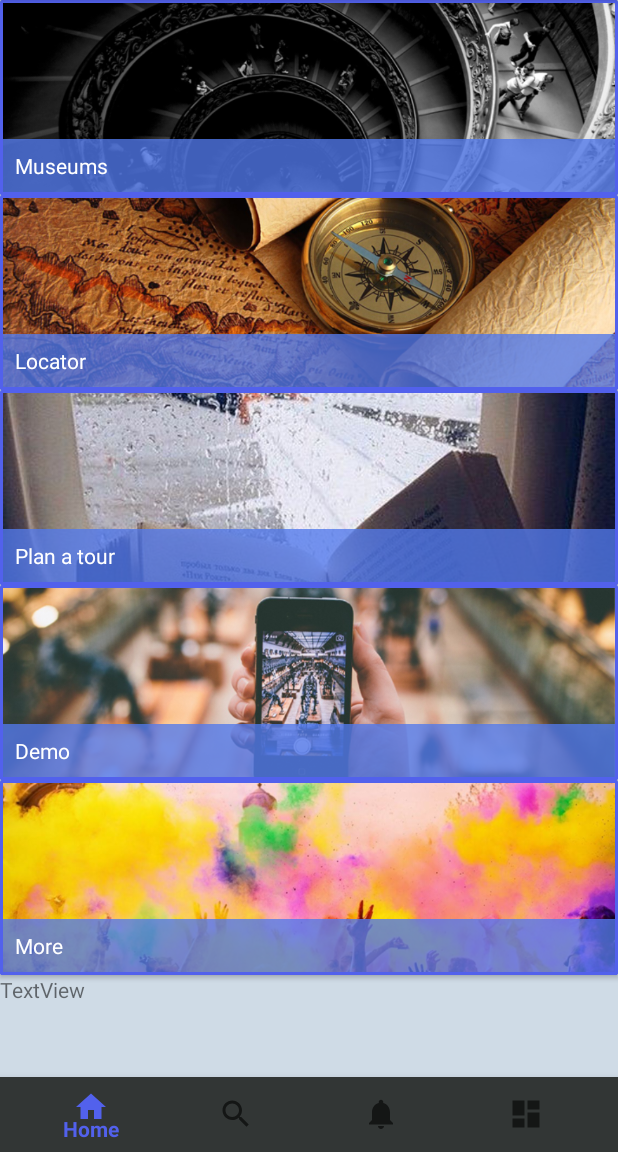
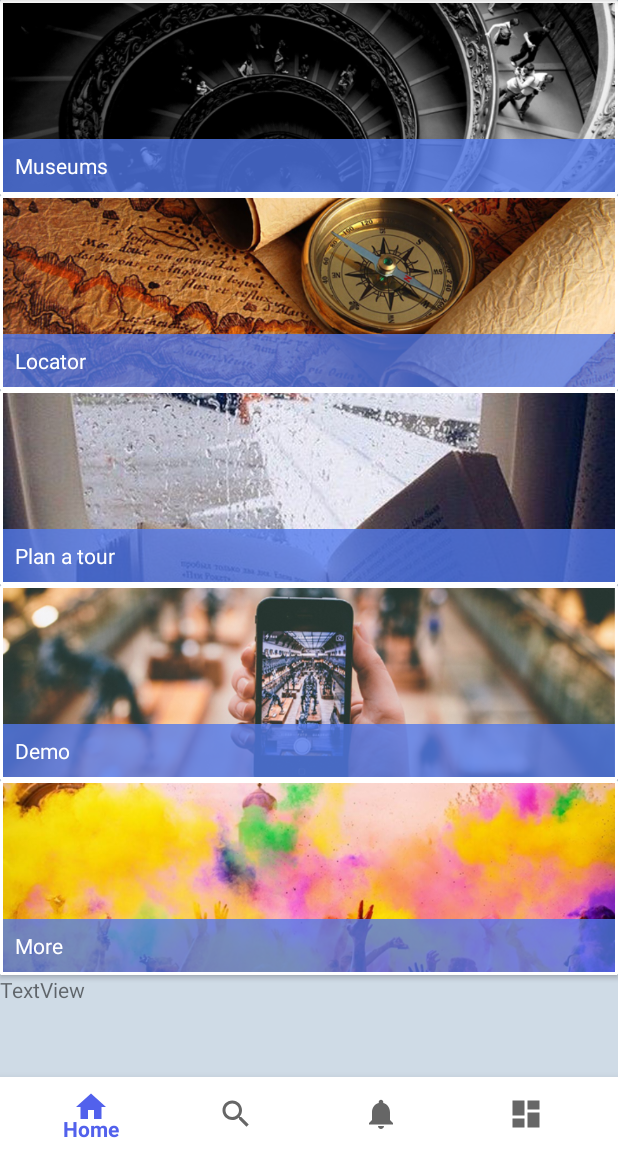
Before and after one commit to justin1093/Museum-of-Art-v-2.0, an Android app: the screen it shows after launch (MainActivity), on a phone screen of 412 x 824 dp, the part 84-1236 px from its top. Run offline under Robolectric (Android 15) with nearby library versions, the phone set to English and light mode, and no system bars.

Commit message:
Modification 1.0

```diff
--- a/MuseumofArts/app/src/main/res/layout/activity_locator.xml
+++ b/MuseumofArts/app/src/main/res/layout/activity_locator.xml
@@ -54,5 +54,11 @@
 
         </RelativeLayout>
 
+        <include
+            android:id="@+id/news_title"
+            layout="@layout/bottom_menu"
+            android:layout_width="match_parent"
+            android:layout_height="match_parent" />
+
     </android.support.v7.widget.CardView>
 </RelativeLayout>
--- a/MuseumofArts/app/src/main/res/layout/activity_museum_main.xml
+++ b/MuseumofArts/app/src/main/res/layout/activity_museum_main.xml
@@ -27,7 +27,7 @@
                     android:layout_width="match_parent"
                     android:layout_height="130dp"
                     android:layout_gravity="bottom"
-                    card_view:cardBackgroundColor="@color/colorPrimary"
+                    card_view:cardBackgroundColor="#ffff"
                     card_view:cardCornerRadius="1dp"
                     card_view:cardElevation="2dp"
                     card_view:contentPadding="2dp">
@@ -64,7 +64,7 @@
                     android:layout_width="match_parent"
                     android:layout_height="130dp"
                     android:layout_gravity="bottom"
-                    card_view:cardBackgroundColor="@color/colorPrimary"
+                    card_view:cardBackgroundColor="#ffff"
                     card_view:cardCornerRadius="1dp"
                     card_view:cardElevation="2dp"
                     card_view:contentPadding="2dp">
@@ -100,7 +100,7 @@
                     android:layout_width="match_parent"
                     android:layout_height="130dp"
                     android:layout_gravity="bottom"
-                    card_view:cardBackgroundColor="@color/colorPrimary"
+                    card_view:cardBackgroundColor="#ffff"
                     card_view:cardCornerRadius="1dp"
                     card_view:cardElevation="2dp"
                     card_view:contentPadding="2dp">
@@ -136,7 +136,7 @@
                     android:layout_width="match_parent"
                     android:layout_height="130dp"
                     android:layout_gravity="top|center"
-                    card_view:cardBackgroundColor="@color/colorPrimary"
+                    card_view:cardBackgroundColor="#ffff"
                     card_view:cardCornerRadius="1dp"
                     card_view:cardElevation="2dp"
                     card_view:contentPadding="2dp">
@@ -172,7 +172,7 @@
                     android:layout_width="match_parent"
                     android:layout_height="130dp"
                     android:layout_gravity="top|center"
-                    card_view:cardBackgroundColor="@color/colorPrimary"
+                    card_view:cardBackgroundColor="#ffff"
                     card_view:cardCornerRadius="1dp"
                     card_view:cardElevation="2dp"
                     card_view:contentPadding="2dp">
--- a/MuseumofArts/app/src/main/res/layout/bottom_menu.xml
+++ b/MuseumofArts/app/src/main/res/layout/bottom_menu.xml
@@ -20,7 +20,7 @@
         android:layout_width="match_parent"
         android:layout_height="50dp"
         android:layout_gravity="bottom"
-        android:background="#323635"
+        android:background="#ffffff"
         app:menu="@menu/navigation" />
 
 </LinearLayout>
```
Also changed, not shown: MuseumofArts/app/src/main/java/com/example/justin/museumofarts/MainActivity.java (+3 -5 lines), MuseumofArts/app/src/main/res/layout/activity_museum_main_recycle.xml (added, +12 -0 lines).
